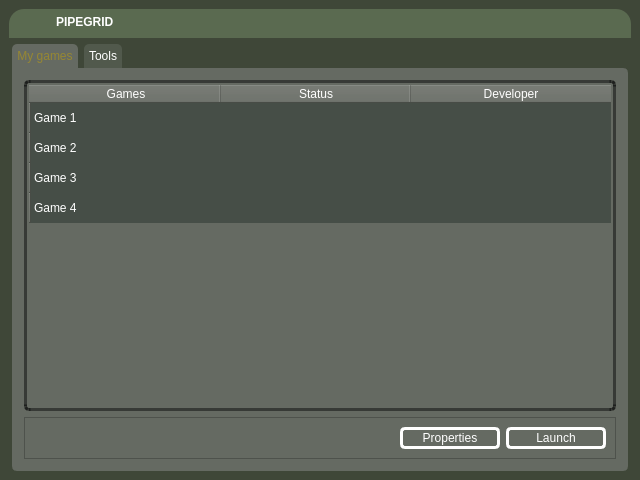
Above: UI/main_window.ui from Devrou4/Gridpipe before the change. Below: the same form after it.
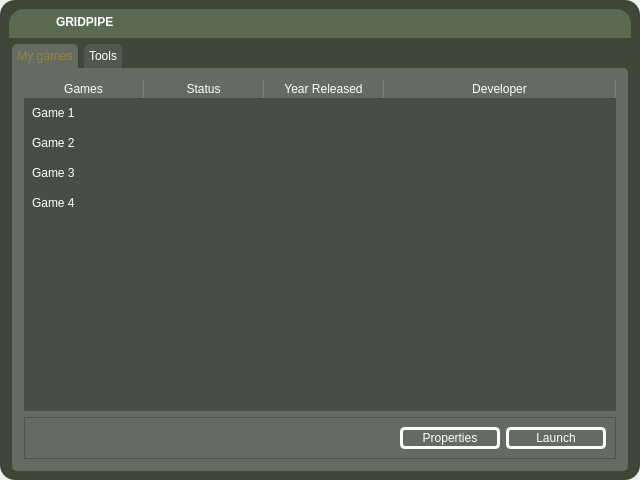
That is the form after the change. Icons and pictures are not drawn.

Commit message: Progress on the main window ui

```diff
--- a/UI/main_window.ui
+++ b/UI/main_window.ui
@@ -18,8 +18,10 @@
   </property>
   <widget class="QWidget" name="centralwidget">
    <property name="styleSheet">
-    <string notr="true">background-color: rgb(63, 71, 56);
-</string>
+    <string notr="true">#centralwidget{
+background-color: rgb(63, 71, 56);
+border-radius: 15px;
+}</string>
    </property>
    <layout class="QGridLayout" name="gridLayout">
     <item row="0" column="0">
@@ -66,7 +68,7 @@
        <item>
         <widget class="QLabel" name="lb_title">
          <property name="text">
-          <string>&lt;html&gt;&lt;head/&gt;&lt;body&gt;&lt;p&gt;&lt;span style=&quot; font-weight:700;&quot;&gt;PIPEGRID&lt;/span&gt;&lt;/p&gt;&lt;/body&gt;&lt;/html&gt;</string>
+          <string>&lt;html&gt;&lt;head/&gt;&lt;body&gt;&lt;p&gt;&lt;span style=&quot; font-weight:700;&quot;&gt;GRIDPIPE&lt;/span&gt;&lt;/p&gt;&lt;/body&gt;&lt;/html&gt;</string>
          </property>
         </widget>
        </item>
@@ -182,26 +184,29 @@
          <widget class="QTableWidget" name="tbl_games">
           <property name="styleSheet">
            <string notr="true">QTableWidget{
-	background-color: rgb(101, 106, 98);
+	
+	background-color: rgb(70, 78, 71);
 	color: rgb(255, 255, 255);
 	font: 700 9pt &quot;Segoe UI&quot;;
-	
-	border: 3px solid rgba(0, 0, 0, 115);
-	border-radius: 5px;
-	padding: 2px;
+	border: none;
+	selection-background-color: transparent;
+	outline: none;
 }
 
 QHeaderView::section{
 	background-color: rgb(101, 106, 98);
 	color: rgb(255, 255, 255);
 	font: 700 9pt &quot;Segoe UI&quot;;
+	border-top: none;
+	border-right:1px solid qlineargradient(spread:pad, x1:0, y1:0, x2:1, y2:0, stop:0 rgba(0, 0, 0, 255), stop:1 rgba(255, 255, 255, 255));
 }
 QTableCornerButton::section {
     background-color: rgb(101, 106, 98);
+
 }
 QTableWidget::item {
-    
 	background-color: rgb(70, 78, 71);
+	padding: 5px;
 }
 
 
@@ -211,6 +216,7 @@
 	border: none;    
     outline: none; 
 }
+
 QTableWidget::item:focus {
     outline: none;  /* Remove focus outline */
 }
@@ -238,10 +244,10 @@
            <bool>false</bool>
           </attribute>
           <attribute name="horizontalHeaderMinimumSectionSize">
-           <number>100</number>
+           <number>60</number>
           </attribute>
           <attribute name="horizontalHeaderDefaultSectionSize">
-           <number>190</number>
+           <number>120</number>
           </attribute>
           <attribute name="horizontalHeaderHighlightSections">
            <bool>false</bool>
@@ -249,6 +255,9 @@
           <attribute name="horizontalHeaderStretchLastSection">
            <bool>true</bool>
           </attribute>
+          <attribute name="verticalHeaderVisible">
+           <bool>false</bool>
+          </attribute>
           <attribute name="verticalHeaderCascadingSectionResizes">
            <bool>false</bool>
           </attribute>
@@ -294,6 +303,11 @@
             <string>Status</string>
            </property>
           </column>
+          <column>
+           <property name="text">
+            <string>Year Released</string>
+           </property>
+          </column>
           <column>
            <property name="text">
             <string>Developer</string>
@@ -309,7 +323,7 @@
             <string/>
            </property>
           </item>
-          <item row="0" column="2">
+          <item row="0" column="3">
            <property name="text">
             <string/>
            </property>
```
Left out of the diff: 133 changed lines with no effect on the pictures. The commit also changes 3 other files.
